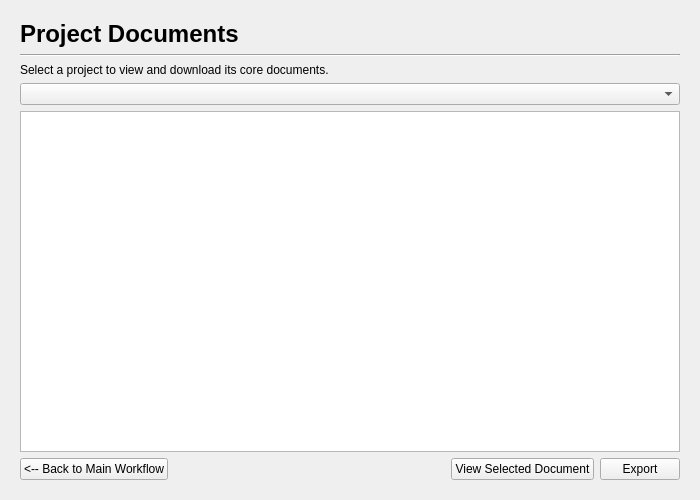
mariolewis/asdf_factory, file gui/documents_page.ui: the form before one commit.
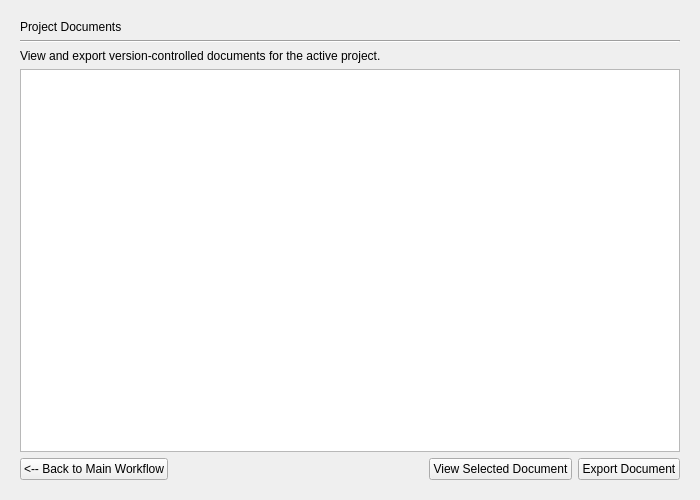
The form after the commit.

Diff of the .ui file:
```diff
--- a/gui/documents_page.ui
+++ b/gui/documents_page.ui
@@ -31,9 +31,6 @@
      <property name="text">
       <string>Project Documents</string>
      </property>
-     <property name="styleSheet">
-      <string notr="true">font-size: 18pt; font-weight: bold;</string>
-     </property>
     </widget>
    </item>
    <item>
@@ -46,13 +43,13 @@
    <item>
     <widget class="QLabel" name="instructionLabel">
      <property name="text">
-      <string>Select a project to view and download its core documents.</string>
+      <string>View and export version-controlled documents for the active project.</string>
+     </property>
+     <property name="wordWrap">
+      <bool>true</bool>
      </property>
     </widget>
    </item>
-   <item>
-    <widget class="QComboBox" name="projectSelectorComboBox"/>
-   </item>
    <item>
     <widget class="QTableView" name="documentsTableView"/>
    </item>
@@ -88,7 +85,7 @@
      <item>
       <widget class="QPushButton" name="exportButton">
        <property name="text">
-        <string>Export</string>
+        <string>Export Document</string>
        </property>
       </widget>
      </item>
```
